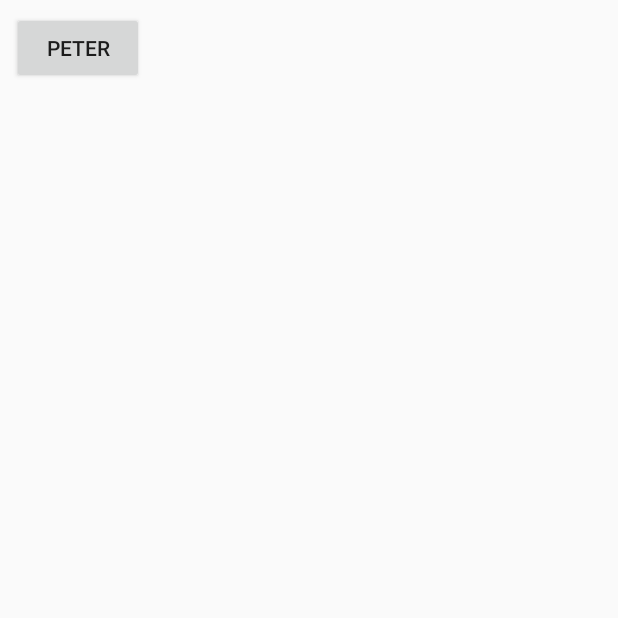
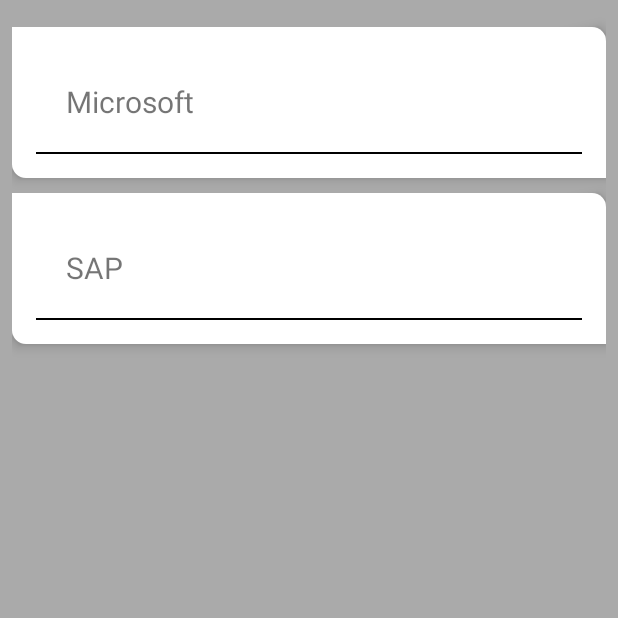
Before and after one commit to Tobias-Scholz/Portfolio_Alert, an Android app: the screen it shows after launch (MainActivity), on a phone screen of 412 x 824 dp, the top half of it. Run offline under Robolectric (Android 15) with nearby library versions, the phone set to English and light mode, and no system bars.

```diff
--- a/app/src/main/java/com/example/portfolio_alert/MainActivity.kt
+++ b/app/src/main/java/com/example/portfolio_alert/MainActivity.kt
@@ -18,7 +18,6 @@ import java.text.MessageFormat
 class MainActivity : AppCompatActivity() {
 
     val LATEST_URL = "https://query1.finance.yahoo.com/v7/finance/quote?lang=en-US&region=US&corsDomain=finance.yahoo.com&symbols={0}"
-    val button: Button by bindView(R.id.button1)
     val stock_list : ArrayList<Stock> = ArrayList()
 
     override fun onCreate(savedInstanceState: Bundle?) {
@@ -28,10 +27,6 @@ class MainActivity : AppCompatActivity() {
         stock_list.add(Stock("SAP", "sap.de"))
 
         setContentView(R.layout.activity_main)
-
-        button.setOnClickListener {
-            d("Hallo", " Hallo2")
-        }
 
         RetrieveQuotes(WeakReference(this)).execute(MessageFormat.format(LATEST_URL,
             URLEncoder.encode("msf.de", StandardCharsets.UTF_8.name())))
--- a/app/src/main/java/com/example/portfolio_alert/RetrieveQuotes.kt
+++ b/app/src/main/java/com/example/portfolio_alert/RetrieveQuotes.kt
@@ -55,6 +55,6 @@ internal class RetrieveQuotes(var activity: WeakReference<MainActivity>) : Async
     }
 
     override fun onPostExecute(result: Void?) {
-        activity.get()?.button?.setText("Peter")
+
     }
 }
--- a/app/src/main/java/com/example/portfolio_alert/Stock.kt
+++ b/app/src/main/java/com/example/portfolio_alert/Stock.kt
@@ -1,4 +1,4 @@
 package com.example.portfolio_alert
 
-class Stock (name: String, symbol: String) {
+class Stock (val name: String, val symbol: String) {
 }
--- a/app/src/main/java/com/example/portfolio_alert/StockAdapter.kt
+++ b/app/src/main/java/com/example/portfolio_alert/StockAdapter.kt
@@ -20,10 +20,11 @@ class StockAdapter(val stock_list: ArrayList<Stock>, val context : Context) : Re
         return stock_list.size
     }
 
-    override fun onBindViewHolder(holder: ViewHolder, position: Int) {
+    override fun onBindViewHolder(holder: StockAdapter.ViewHolder, position: Int) {
+        holder.stock_name.text = stock_list[position].name
     }
 
     class ViewHolder(itemView: View) : RecyclerView.ViewHolder(itemView){
-        val text: TextView = itemView.findViewById(R.id.stock_name)
+        val stock_name: TextView = itemView.findViewById(R.id.stock_name)
     }
 }
--- /dev/null
+++ b/app/src/main/res/drawable/item_background.xml
@@ -0,0 +1,14 @@
+<?xml version="1.0" encoding="UTF-8"?>
+<shape xmlns:android="http://schemas.android.com/apk/res/android" android:layout_height="match_parent"
+       android:layout_width="match_parent">
+    <solid android:color="#ffffffff"/>
+
+    <padding android:left="1dp"
+             android:top="1dp"
+             android:right="1dp"
+             android:bottom="1dp"
+    />
+
+    <corners android:bottomRightRadius="0dp" android:bottomLeftRadius="9dp"
+             android:topLeftRadius="0dp" android:topRightRadius="9dp"/>
+</shape>
--- a/app/src/main/res/layout/activity_main.xml
+++ b/app/src/main/res/layout/activity_main.xml
@@ -5,21 +5,16 @@
         xmlns:app="http://schemas.android.com/apk/res-auto"
         android:layout_width="match_parent"
         android:layout_height="match_parent"
-        tools:context=".MainActivity">
+        tools:context=".MainActivity"
+android:background="@android:color/darker_gray">
 
-    <Button
-            android:text="Button"
-            android:layout_width="wrap_content"
-            android:layout_height="wrap_content"
-            android:id="@+id/button1" app:layout_constraintStart_toStartOf="parent" android:layout_marginStart="8dp"
-            android:layout_marginTop="8dp" app:layout_constraintTop_toTopOf="parent"/>
     <androidx.recyclerview.widget.RecyclerView
             android:id="@+id/rv_stock_list"
             android:layout_width="match_parent"
             android:layout_height="match_parent" app:layout_constraintEnd_toEndOf="parent"
             android:layout_marginEnd="8dp" app:layout_constraintStart_toStartOf="parent"
             android:layout_marginStart="8dp" android:layout_marginTop="8dp"
-            app:layout_constraintTop_toBottomOf="@+id/button1" android:layout_marginBottom="8dp"
+            android:layout_marginBottom="8dp"
             app:layout_constraintBottom_toBottomOf="parent"/>
 
 </androidx.constraintlayout.widget.ConstraintLayout>
--- a/app/src/main/res/layout/stock_list_item.xml
+++ b/app/src/main/res/layout/stock_list_item.xml
@@ -2,12 +2,21 @@
 <LinearLayout xmlns:android="http://schemas.android.com/apk/res/android"
               android:orientation="vertical"
               android:layout_width="match_parent"
-              android:layout_height="match_parent">
-
+              android:layout_height="wrap_content"
+              android:layout_marginTop="10dp"
+              android:padding="16dp"
+              android:background="@drawable/item_background"
+            android:elevation="5dp">
     <TextView
+            android:text="Placeholder"
             android:id="@+id/stock_name"
             android:layout_width="match_parent"
             android:layout_height="wrap_content"
             android:textSize="20sp"
-            android:padding="20dp"/>
+            android:padding="20dp" android:visibility="visible"/>
+
+    <View
+            android:layout_width="match_parent"
+            android:layout_height="1dp"
+            android:background="@android:color/black"/>
 </LinearLayout>
```
